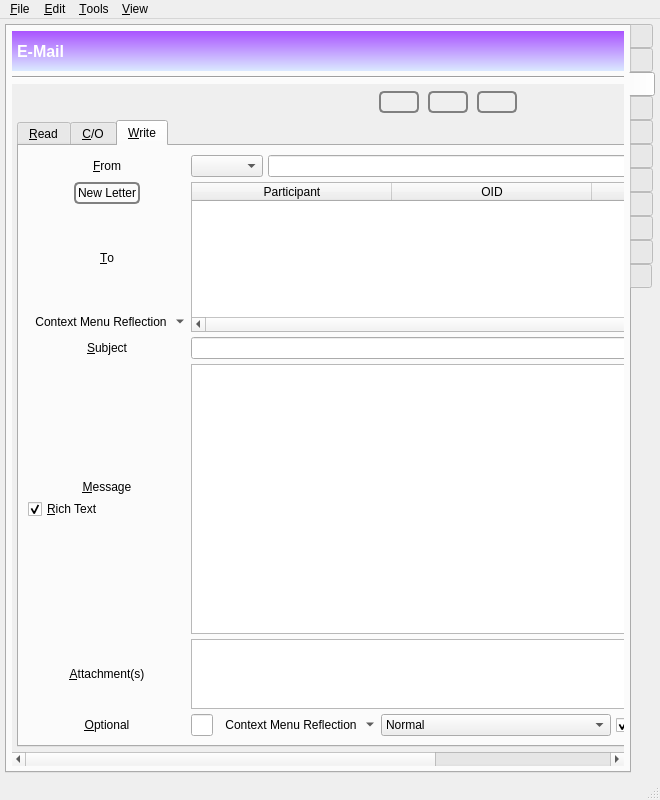
The window that branches/trunk/GoldBug-UI/spot-on-controlcenter.ui (textbrowser/spot-on) describes before a commit, drawn with Qt 5.
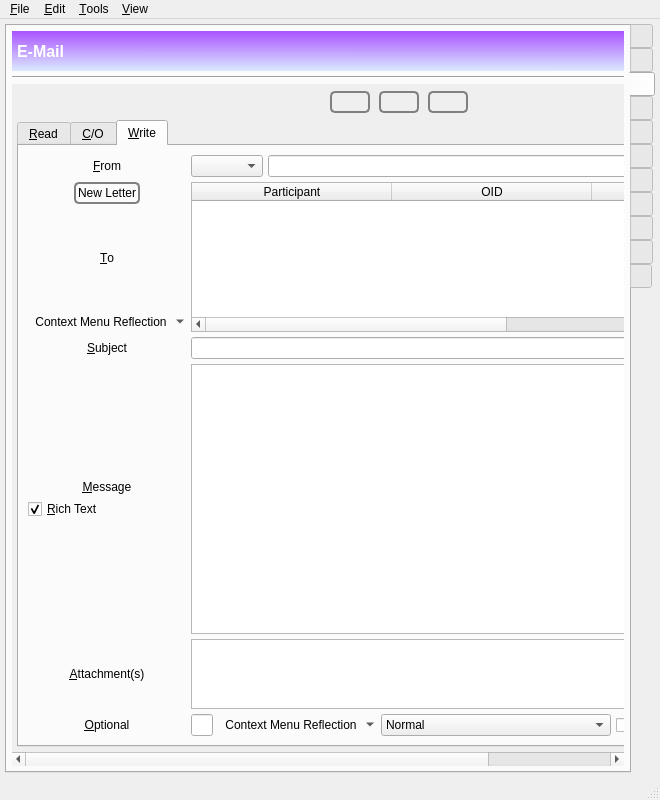
The same window after the commit. The open tabs and pages were chosen to show the change. Icons and pictures are not drawn. Custom widgets are drawn as their Qt base class.

Commit message: Moved saveCopy widget into Options.

```diff
--- a/branches/trunk/GoldBug-UI/spot-on-controlcenter.ui
+++ b/branches/trunk/GoldBug-UI/spot-on-controlcenter.ui
@@ -1307,8 +1307,8 @@
             <rect>
              <x>0</x>
              <y>0</y>
-             <width>664</width>
-             <height>558</height>
+             <width>609</width>
+             <height>679</height>
             </rect>
            </property>
            <layout class="QVBoxLayout" name="verticalLayout_55">
@@ -2503,22 +2503,6 @@
                       </item>
                      </widget>
                     </item>
-                    <item>
-                     <widget class="QCheckBox" name="saveCopy">
-                      <property name="sizePolicy">
-                       <sizepolicy hsizetype="Minimum" vsizetype="Preferred">
-                        <horstretch>0</horstretch>
-                        <verstretch>0</verstretch>
-                       </sizepolicy>
-                      </property>
-                      <property name="text">
-                       <string>&amp;Save copies.</string>
-                      </property>
-                      <property name="checked">
-                       <bool>true</bool>
-                      </property>
-                     </widget>
-                    </item>
                     <item>
                      <widget class="QCheckBox" name="sign_this_email">
                       <property name="text">
```
Left out of the diff: 5 changed lines with no effect on the pictures. The commit also changes 5 other files.
